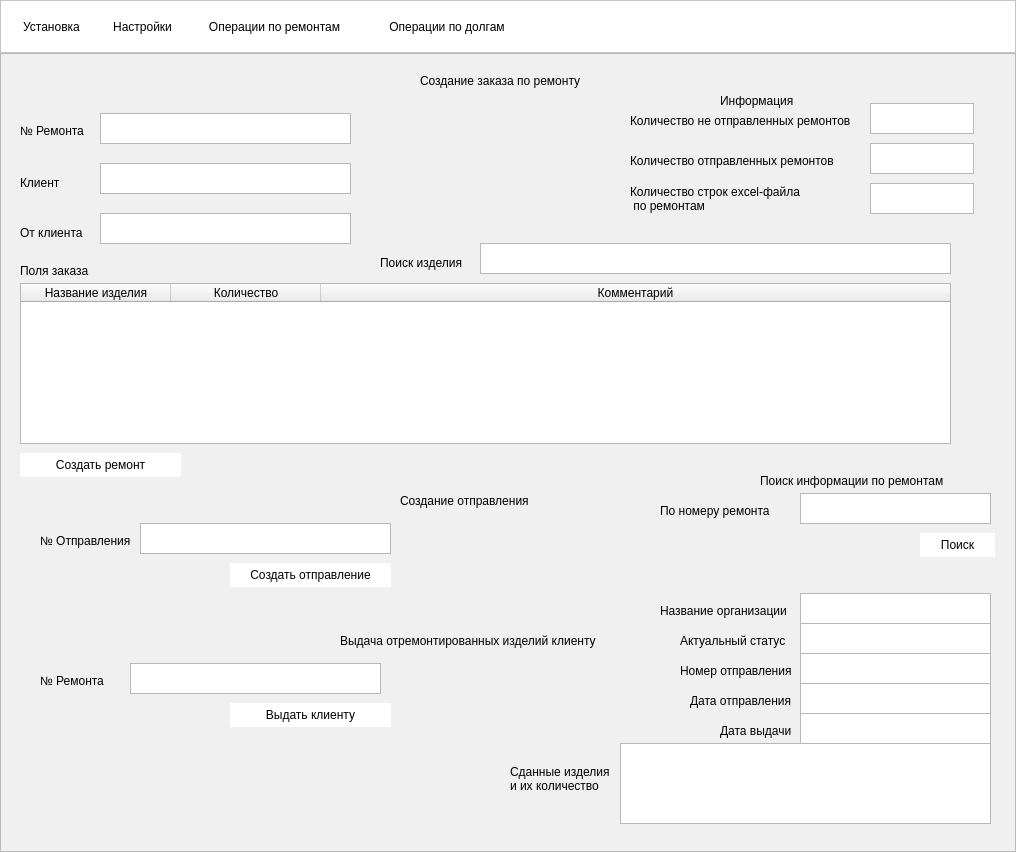
Above: uiform.ui from IgorReyms/sklad before the change. Below: the same form after it.
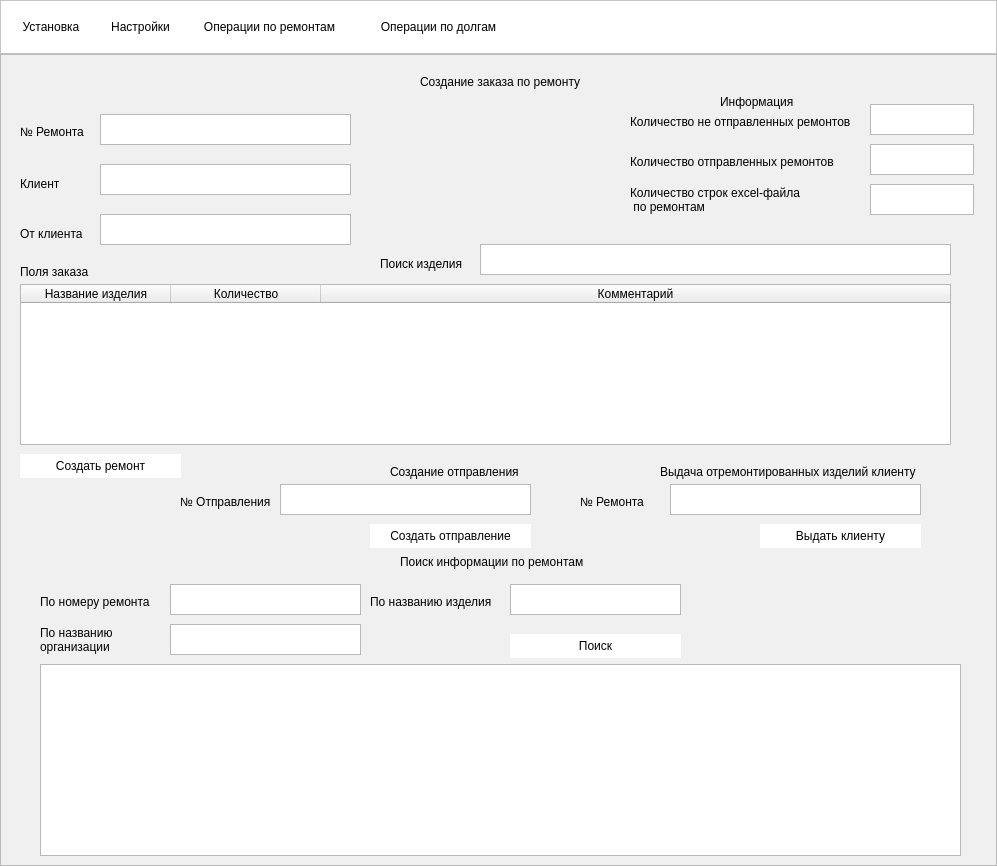
That is the form after the change. The open tabs and pages were chosen to show the change.

The edit to the form file:
```diff
--- a/uiform.ui
+++ b/uiform.ui
@@ -6,8 +6,8 @@
    <rect>
     <x>0</x>
     <y>0</y>
-    <width>1016</width>
-    <height>852</height>
+    <width>997</width>
+    <height>866</height>
    </rect>
   </property>
   <property name="windowTitle">
@@ -691,8 +691,8 @@
           <widget class="QPlainTextEdit" name="RepairNoOutTextEdit">
            <property name="geometry">
             <rect>
-             <x>120</x>
-             <y>600</y>
+             <x>660</x>
+             <y>420</y>
              <width>251</width>
              <height>31</height>
             </rect>
@@ -829,8 +829,8 @@
           <widget class="QPushButton" name="CreateShipmentBtn">
            <property name="geometry">
             <rect>
-             <x>220</x>
-             <y>500</y>
+             <x>360</x>
+             <y>460</y>
              <width>161</width>
              <height>24</height>
             </rect>
@@ -842,8 +842,8 @@
           <widget class="QLabel" name="label_12">
            <property name="geometry">
             <rect>
-             <x>30</x>
-             <y>470</y>
+             <x>170</x>
+             <y>430</y>
              <width>121</width>
              <height>16</height>
             </rect>
@@ -855,8 +855,8 @@
           <widget class="QPlainTextEdit" name="ShipmentNoTextEdit">
            <property name="geometry">
             <rect>
-             <x>130</x>
-             <y>460</y>
+             <x>270</x>
+             <y>420</y>
              <width>251</width>
              <height>31</height>
             </rect>
@@ -865,8 +865,8 @@
           <widget class="QLabel" name="label_13">
            <property name="geometry">
             <rect>
-             <x>30</x>
-             <y>610</y>
+             <x>570</x>
+             <y>430</y>
              <width>81</width>
              <height>16</height>
             </rect>
@@ -878,8 +878,8 @@
           <widget class="QPushButton" name="RepairOutClientBtn">
            <property name="geometry">
             <rect>
-             <x>220</x>
-             <y>640</y>
+             <x>750</x>
+             <y>460</y>
              <width>161</width>
              <height>24</height>
             </rect>
@@ -914,8 +914,8 @@
           <widget class="QLabel" name="label_15">
            <property name="geometry">
             <rect>
-             <x>390</x>
-             <y>430</y>
+             <x>380</x>
+             <y>400</y>
              <width>141</width>
              <height>16</height>
             </rect>
@@ -927,8 +927,8 @@
           <widget class="QLabel" name="label_16">
            <property name="geometry">
             <rect>
-             <x>330</x>
-             <y>570</y>
+             <x>650</x>
+             <y>400</y>
              <width>331</width>
              <height>16</height>
             </rect>
@@ -1064,8 +1064,8 @@
           <widget class="QLabel" name="label_38">
            <property name="geometry">
             <rect>
-             <x>750</x>
-             <y>410</y>
+             <x>390</x>
+             <y>490</y>
              <width>201</width>
              <height>16</height>
             </rect>
@@ -1077,8 +1077,8 @@
           <widget class="QLabel" name="label_40">
            <property name="geometry">
             <rect>
-             <x>650</x>
-             <y>440</y>
+             <x>30</x>
+             <y>530</y>
              <width>161</width>
              <height>16</height>
             </rect>
@@ -1090,32 +1090,19 @@
           <widget class="QPlainTextEdit" name="FinderRepairNoTextEdit">
            <property name="geometry">
             <rect>
-             <x>790</x>
-             <y>430</y>
+             <x>160</x>
+             <y>520</y>
              <width>191</width>
              <height>31</height>
             </rect>
            </property>
           </widget>
-          <widget class="QLabel" name="label_41">
-           <property name="geometry">
-            <rect>
-             <x>670</x>
-             <y>570</y>
-             <width>161</width>
-             <height>16</height>
-            </rect>
-           </property>
-           <property name="text">
-            <string>Актуальный статус</string>
-           </property>
-          </widget>
           <widget class="QPushButton" name="FinderRepairInfoBtn">
            <property name="geometry">
             <rect>
-             <x>910</x>
-             <y>470</y>
-             <width>75</width>
+             <x>500</x>
+             <y>570</y>
+             <width>171</width>
              <height>24</height>
             </rect>
            </property>
@@ -1123,133 +1110,70 @@
             <string>Поиск</string>
            </property>
           </widget>
-          <widget class="QPlainTextEdit" name="FinderRepairStatusTextEdit">
+          <widget class="QLabel" name="label_58">
            <property name="geometry">
             <rect>
-             <x>790</x>
+             <x>30</x>
              <y>560</y>
-             <width>191</width>
-             <height>31</height>
-            </rect>
-           </property>
-          </widget>
-          <widget class="QLabel" name="label_42">
-           <property name="geometry">
-            <rect>
-             <x>680</x>
-             <y>630</y>
              <width>161</width>
-             <height>16</height>
-            </rect>
-           </property>
-           <property name="text">
-            <string>Дата отправления</string>
-           </property>
-          </widget>
-          <widget class="QPlainTextEdit" name="FinderRepairShipmentDateTextEdit">
-           <property name="geometry">
-            <rect>
-             <x>790</x>
-             <y>620</y>
-             <width>191</width>
              <height>31</height>
             </rect>
            </property>
-          </widget>
-          <widget class="QLabel" name="label_43">
-           <property name="geometry">
-            <rect>
-             <x>710</x>
-             <y>660</y>
-             <width>161</width>
-             <height>16</height>
-            </rect>
-           </property>
            <property name="text">
-            <string>Дата выдачи</string>
+            <string>По названию
+организации</string>
            </property>
           </widget>
           <widget class="QPlainTextEdit" name="FinderRepairOutTextEdit">
            <property name="geometry">
             <rect>
-             <x>790</x>
-             <y>650</y>
+             <x>160</x>
+             <y>560</y>
              <width>191</width>
              <height>31</height>
             </rect>
            </property>
           </widget>
-          <widget class="QLabel" name="label_44">
+          <widget class="QTableWidget" name="FinderRepairItemTable">
            <property name="geometry">
             <rect>
              <x>500</x>
-             <y>700</y>
-             <width>161</width>
+             <y>520</y>
+             <width>171</width>
              <height>31</height>
             </rect>
            </property>
-           <property name="text">
-            <string>Сданные изделия
-и их количество</string>
+           <property name="cornerButtonEnabled">
+            <bool>false</bool>
            </property>
+           <attribute name="horizontalHeaderVisible">
+            <bool>false</bool>
+           </attribute>
+           <attribute name="horizontalHeaderStretchLastSection">
+            <bool>true</bool>
+           </attribute>
           </widget>
-          <widget class="QPlainTextEdit" name="FinderRepairItemInfoTextEdit">
+          <widget class="QLabel" name="label_41">
            <property name="geometry">
             <rect>
-             <x>610</x>
-             <y>680</y>
-             <width>371</width>
-             <height>81</height>
-            </rect>
-           </property>
-           <property name="lineWrapMode">
-            <enum>QPlainTextEdit::NoWrap</enum>
-           </property>
-          </widget>
-          <widget class="QLabel" name="label_45">
-           <property name="geometry">
-            <rect>
-             <x>670</x>
-             <y>600</y>
-             <width>161</width>
-             <height>16</height>
-            </rect>
-           </property>
-           <property name="text">
-            <string>Номер отправления</string>
-           </property>
-          </widget>
-          <widget class="QPlainTextEdit" name="FinderRepairShipNoTextEdit">
-           <property name="geometry">
-            <rect>
-             <x>790</x>
-             <y>590</y>
-             <width>191</width>
-             <height>31</height>
-            </rect>
-           </property>
-          </widget>
-          <widget class="QPlainTextEdit" name="FinderRepairClientTextEdit">
-           <property name="geometry">
-            <rect>
-             <x>790</x>
+             <x>360</x>
              <y>530</y>
-             <width>191</width>
-             <height>31</height>
-            </rect>
-           </property>
-          </widget>
-          <widget class="QLabel" name="label_46">
-           <property name="geometry">
-            <rect>
-             <x>650</x>
-             <y>540</y>
              <width>161</width>
              <height>16</height>
             </rect>
            </property>
            <property name="text">
-            <string>Название организации</string>
+            <string>По названию изделия</string>
+           </property>
+          </widget>
+          <widget class="QTableWidget" name="FinderRepairResultTable">
+           <property name="geometry">
+            <rect>
+             <x>30</x>
+             <y>600</y>
+             <width>921</width>
+             <height>192</height>
+            </rect>
            </property>
           </widget>
          </widget>
```
Left out of the diff: 4 changed lines with no effect on the pictures.
